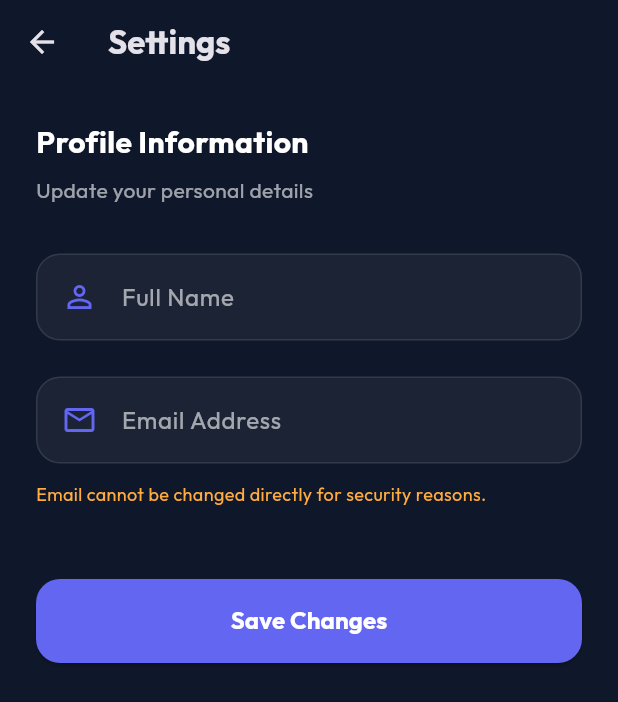
After one commit to KrishnaKV2004/ClockIn, a Flutter app: the HomeScreen screen opened directly, after a tap on the "settings" icon, on a phone screen of 412 x 824 dp. The commit adds this screen. Shown: the top 702 px of the screen. Run offline on Flutter 3.47's test engine with Material 3 defaults, Android fonts, the phone set to English and light mode, and no system bars; our stand-ins replace flutter_dotenv, geolocator, google_fonts, latlong2, supabase_flutter; accounts and stored records are empty.

Commit message:
Profiles

```diff
--- a/attendance_app/lib/main.dart
+++ b/attendance_app/lib/main.dart
@@ -3,6 +3,7 @@ import 'package:google_fonts/google_fonts.dart';
 import 'package:provider/provider.dart';
 import 'services/supabase_service.dart';
 import 'services/attendance_service.dart';
+import 'services/profile_service.dart';
 import 'screens/login_screen.dart';
 import 'screens/home_screen.dart';
 
@@ -20,6 +21,7 @@ void main() async {
     MultiProvider(
       providers: [
         Provider<AttendanceService>(create: (_) => AttendanceService()),
+        Provider<ProfileService>(create: (_) => ProfileService()),
       ],
       child: const AttendanceApp(),
     ),
--- a/attendance_app/lib/screens/home_screen.dart
+++ b/attendance_app/lib/screens/home_screen.dart
@@ -4,10 +4,12 @@ import 'package:geolocator/geolocator.dart';
 import 'package:intl/intl.dart';
 import 'package:provider/provider.dart';
 import '../services/attendance_service.dart';
+import '../services/profile_service.dart';
 import '../services/location_service.dart';
 import '../services/supabase_service.dart';
 import 'login_screen.dart';
 import 'history_screen.dart';
+import 'settings_screen.dart';
 
 class HomeScreen extends StatefulWidget {
   const HomeScreen({super.key});
@@ -18,6 +20,7 @@ class HomeScreen extends StatefulWidget {
 
 class _HomeScreenState extends State<HomeScreen> {
   Map<String, dynamic>? _todayAttendance;
+  String? _fullName;
   Position? _currentPosition;
   double _distanceToOffice = 0;
   bool _isLoading = true;
@@ -40,10 +43,15 @@ class _HomeScreenState extends State<HomeScreen> {
   Future<void> _loadInitialData() async {
     try {
       final attendanceService = Provider.of<AttendanceService>(context, listen: false);
+      final profileService = Provider.of<ProfileService>(context, listen: false);
+
       final data = await attendanceService.getTodayAttendance();
+      final profile = await profileService.getProfile();
+
       if (mounted) {
         setState(() {
           _todayAttendance = data;
+          _fullName = profile?['full_name'];
           _isLoading = false;
         });
       }
@@ -86,7 +94,14 @@ class _HomeScreenState extends State<HomeScreen> {
     setState(() => _isMarkingAttendance = true);
 
     try {
-      final pos = await LocationService.getCurrentLocation();
+      // Use shorter timeout for the check-in button to avoid long hangs
+      final pos = await Geolocator.getCurrentPosition(
+        locationSettings: const LocationSettings(
+          accuracy: LocationAccuracy.high,
+          timeLimit: Duration(seconds: 5),
+        ),
+      ).catchError((e) => throw 'Could not get location. Try again. ($e)');
+
       final isInside = LocationService.isWithinRadius(pos);
 
       if (!isInside) {
@@ -155,6 +170,15 @@ class _HomeScreenState extends State<HomeScreen> {
             onPressed: () {
               Navigator.push(
                 context,
+                MaterialPageRoute(builder: (_) => const SettingsScreen()),
+              );
+            },
+            icon: const Icon(Icons.settings),
+          ),
+          IconButton(
+            onPressed: () {
+              Navigator.push(
+                context,
                 MaterialPageRoute(builder: (_) => const HistoryScreen()),
               );
             },
@@ -198,7 +222,7 @@ class _HomeScreenState extends State<HomeScreen> {
           style: TextStyle(color: Colors.white.withValues(alpha: 0.6), fontSize: 18),
         ),
         Text(
-          user?.email?.split('@').first.toUpperCase() ?? 'Employee',
+          _fullName ?? user?.email?.split('@').first.toUpperCase() ?? 'Employee',
           style: const TextStyle(fontSize: 28, fontWeight: FontWeight.bold),
         ),
       ],
--- /dev/null
+++ b/attendance_app/lib/screens/settings_screen.dart
@@ -0,0 +1,175 @@
+import 'package:flutter/material.dart';
+import 'package:provider/provider.dart';
+import '../services/profile_service.dart';
+import '../services/supabase_service.dart';
+
+class SettingsScreen extends StatefulWidget {
+  const SettingsScreen({super.key});
+
+  @override
+  State<SettingsScreen> createState() => _SettingsScreenState();
+}
+
+class _SettingsScreenState extends State<SettingsScreen> {
+  final _nameController = TextEditingController();
+  final _emailController = TextEditingController();
+  bool _isLoading = true;
+  bool _isSaving = false;
+
+  @override
+  void initState() {
+    super.initState();
+    _loadProfile();
+  }
+
+  Future<void> _loadProfile() async {
+    final profileService = Provider.of<ProfileService>(context, listen: false);
+    final user = SupabaseService.client.auth.currentUser;
+
+    _emailController.text = user?.email ?? '';
+
+    try {
+      final profile = await profileService.getProfile();
+      if (profile != null && mounted) {
+        setState(() {
+          _nameController.text = profile['full_name'] ?? '';
+        });
+      }
+    } catch (e) {
+      debugPrint('Error loading profile: $e');
+    } finally {
+      if (mounted) setState(() => _isLoading = false);
+    }
+  }
+
+  Future<void> _saveProfile() async {
+    setState(() => _isSaving = true);
+    final profileService = Provider.of<ProfileService>(context, listen: false);
+
+    try {
+      await profileService.updateProfile(fullName: _nameController.text.trim());
+
+      if (mounted) {
+        ScaffoldMessenger.of(context).showSnackBar(
+          const SnackBar(
+            content: Text('Profile updated successfully!'),
+            backgroundColor: Colors.greenAccent,
+            behavior: SnackBarBehavior.floating,
+            shape: StadiumBorder(),
+            margin: EdgeInsets.only(bottom: 10, left: 32, right: 32),
+          ),
+        );
+      }
+    } catch (e) {
+      if (mounted) {
+        ScaffoldMessenger.of(context).showSnackBar(
+          SnackBar(
+            content: Text('Error: $e'),
+            backgroundColor: Colors.redAccent,
+            behavior: SnackBarBehavior.floating,
+            shape: const StadiumBorder(),
+            margin: const EdgeInsets.only(bottom: 10, left: 32, right: 32),
+          ),
+        );
+      }
+    } finally {
+      if (mounted) setState(() => _isSaving = false);
+    }
+  }
+
+  @override
+  Widget build(BuildContext context) {
+    return Scaffold(
+      appBar: AppBar(
+        title: const Text('Settings', style: TextStyle(fontWeight: FontWeight.bold)),
+        backgroundColor: Colors.transparent,
+        elevation: 0,
+      ),
+      body: _isLoading
+          ? const Center(child: CircularProgressIndicator())
+          : SingleChildScrollView(
+              padding: const EdgeInsets.all(24.0),
+              child: Column(
+                crossAxisAlignment: CrossAxisAlignment.start,
+                children: [
+                  const Text(
+                    'Profile Information',
+                    style: TextStyle(fontSize: 20, fontWeight: FontWeight.bold),
+                  ),
+                  const SizedBox(height: 8),
+                  Text(
+                    'Update your personal details',
+                    style: TextStyle(color: Colors.white.withValues(alpha: 0.6)),
+                  ),
+                  const SizedBox(height: 32),
+                  _buildTextField(
+                    controller: _nameController,
+                    label: 'Full Name',
+                    icon: Icons.person_outline,
+                  ),
+                  const SizedBox(height: 24),
+                  _buildTextField(
+                    controller: _emailController,
+                    label: 'Email Address',
+                    icon: Icons.email_outlined,
+                    enabled: false, // Email update is more complex in Supabase (needs confirmation)
+                  ),
+                  const SizedBox(height: 12),
+                  const Text(
+                    'Email cannot be changed directly for security reasons.',
+                    style: TextStyle(color: Colors.orangeAccent, fontSize: 12),
+                  ),
+                  const SizedBox(height: 48),
+                  SizedBox(
+                    width: double.infinity,
+                    height: 56,
+                    child: ElevatedButton(
+                      onPressed: _isSaving ? null : _saveProfile,
+                      style: ElevatedButton.styleFrom(
+                        backgroundColor: const Color(0xFF6366F1),
+                        foregroundColor: Colors.white,
+                        shape: RoundedRectangleBorder(
+                          borderRadius: BorderRadius.circular(16),
+                        ),
+                      ),
+                      child: _isSaving
+                          ? const CircularProgressIndicator(color: Colors.white)
+                          : const Text(
+                              'Save Changes',
+                              style: TextStyle(fontSize: 16, fontWeight: FontWeight.bold),
+                            ),
+                    ),
+                  ),
+                ],
+              ),
+            ),
+    );
+  }
+
+  Widget _buildTextField({
+    required TextEditingController controller,
+    required String label,
+    required IconData icon,
+    bool enabled = true,
+  }) {
+    return Container(
+      decoration: BoxDecoration(
+        color: Colors.white.withValues(alpha: 0.05),
+        borderRadius: BorderRadius.circular(16),
+        border: Border.all(color: Colors.white.withValues(alpha: 0.1)),
+      ),
+      padding: const EdgeInsets.symmetric(horizontal: 16),
+      child: TextField(
+        controller: controller,
+        enabled: enabled,
+        style: TextStyle(color: enabled ? Colors.white : Colors.white.withValues(alpha: 0.5)),
+        decoration: InputDecoration(
+          border: InputBorder.none,
+          icon: Icon(icon, color: const Color(0xFF6366F1)),
+          labelText: label,
+          labelStyle: TextStyle(color: Colors.white.withValues(alpha: 0.6)),
+        ),
+      ),
+    );
+  }
+}
--- a/attendance_app/lib/services/location_service.dart
+++ b/attendance_app/lib/services/location_service.dart
@@ -28,7 +28,12 @@ class LocationService {
       return Future.error('Location permissions are permanently denied, we cannot request permissions.');
     }
 
-    return await Geolocator.getCurrentPosition();
+    return await Geolocator.getCurrentPosition(
+      locationSettings: const LocationSettings(
+        accuracy: LocationAccuracy.high,
+        timeLimit: Duration(seconds: 10),
+      ),
+    );
   }
 
   static bool isWithinRadius(Position currentPosition) {
--- /dev/null
+++ b/attendance_app/lib/services/profile_service.dart
@@ -0,0 +1,36 @@
+import 'package:supabase_flutter/supabase_flutter.dart';
+import 'supabase_service.dart';
+
+class ProfileService {
+  final SupabaseClient _client = SupabaseService.client;
+
+  Future<Map<String, dynamic>?> getProfile() async {
+    final user = _client.auth.currentUser;
+    if (user == null) return null;
+
+    final response = await _client
+        .from('profiles')
+        .select()
+        .eq('id', user.id)
+        .maybeSingle();
+
+    return response;
+  }
+
+  Future<void> updateProfile({required String fullName}) async {
+    final user = _client.auth.currentUser;
+    if (user == null) throw Exception('User not logged in');
+
+    await _client.from('profiles').upsert({
+      'id': user.id,
+      'full_name': fullName,
+      'updated_at': DateTime.now().toIso8601String(),
+    });
+  }
+
+  Future<void> updateEmail(String newEmail) async {
+    await _client.auth.updateUser(
+      UserAttributes(email: newEmail),
+    );
+  }
+}
```
